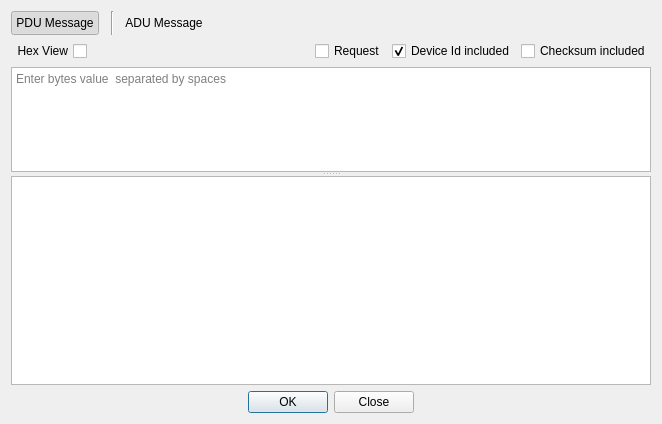
Qt form omodsim/dialogs/dialogmsgparser.ui (sanny32/OpenModSim) before a commit.
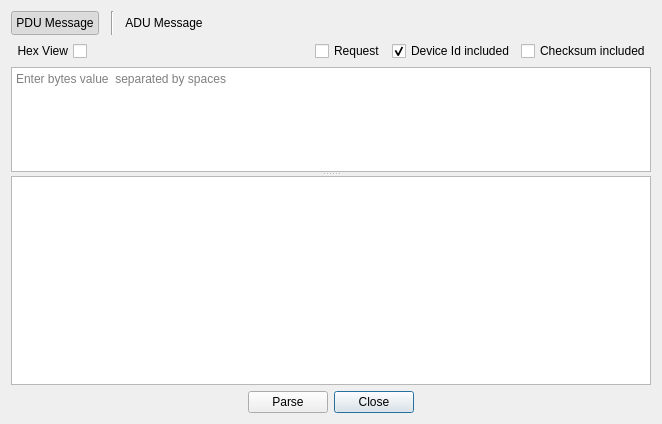
The same form after that commit. Custom widgets are drawn as their Qt base class.

The edit to the form file:
```diff
--- a/omodsim/dialogs/dialogmsgparser.ui
+++ b/omodsim/dialogs/dialogmsgparser.ui
@@ -188,17 +188,63 @@
     </widget>
    </item>
    <item>
+    <layout class="QHBoxLayout" name="horizontalLayout_3">
+     <item>
+      <spacer name="horizontalSpacer_3">
+       <property name="orientation">
+        <enum>Qt::Horizontal</enum>
+       </property>
+       <property name="sizeHint" stdset="0">
+        <size>
+         <width>40</width>
+         <height>20</height>
+        </size>
+       </property>
+      </spacer>
+     </item>
+     <item>
+      <widget class="QPushButton" name="pushButtonParse">
+       <property name="text">
+        <string>Parse</string>
+       </property>
+       <property name="autoDefault">
+        <bool>false</bool>
+       </property>
+      </widget>
+     </item>
+     <item>
     <widget class="QDialogButtonBox" name="buttonBox">
+       <property name="sizePolicy">
+        <sizepolicy hsizetype="Fixed" vsizetype="Fixed">
+         <horstretch>0</horstretch>
+         <verstretch>0</verstretch>
+        </sizepolicy>
+       </property>
      <property name="orientation">
       <enum>Qt::Horizontal</enum>
      </property>
      <property name="standardButtons">
-      <set>QDialogButtonBox::Close|QDialogButtonBox::Ok</set>
+        <set>QDialogButtonBox::Close</set>
      </property>
      <property name="centerButtons">
-      <bool>true</bool>
-     </property>
-    </widget>
+        <bool>false</bool>
+       </property>
+      </widget>
+     </item>
+     <item>
+      <spacer name="horizontalSpacer_4">
+       <property name="orientation">
+        <enum>Qt::Horizontal</enum>
+       </property>
+       <property name="sizeHint" stdset="0">
+        <size>
+         <width>40</width>
+         <height>20</height>
+        </size>
+       </property>
+      </spacer>
+     </item>
+    </layout>
    </item>
   </layout>
  </widget>
```
Lines whose indentation alone changed are shown as unchanged.
